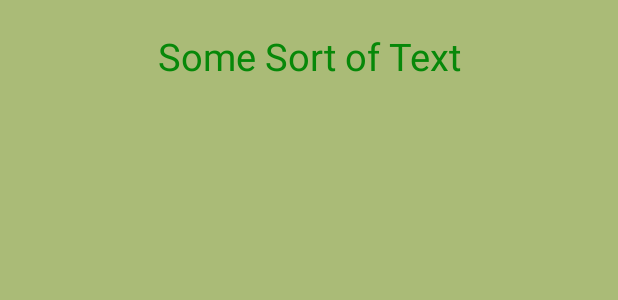
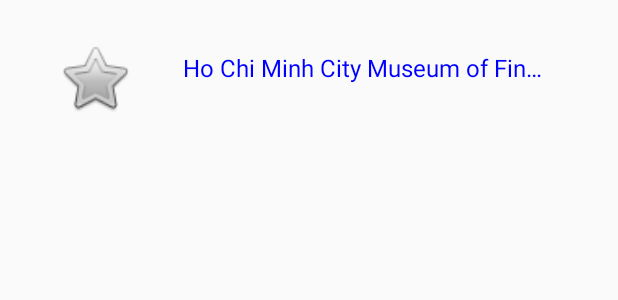
Before and after one commit to KhanhNguyeneiu1996/tourist-app, an Android app: the layout tourist_list_item.xml on its own in the app's theme, with its tools: preview values and no code run, on a phone screen of 412 x 824 dp. Shown: the top 300 px of the screen. Run offline under Robolectric (Android 15) with nearby library versions, the phone set to English and light mode, and no system bars.

Commit message:
Add images to the list and reorganize code

```diff
--- a/app/build.gradle
+++ b/app/build.gradle
@@ -33,5 +33,9 @@ dependencies {
     implementation 'com.squareup.retrofit2:converter-gson:2.4.0'
     implementation 'com.google.code.gson:gson:2.8.4'
 
+    testImplementation 'com.squareup.retrofit2:retrofit-mock:2.4.0'
+    implementation 'com.squareup.okhttp3:logging-interceptor:3.10.0'
+    implementation 'com.github.bumptech.glide:glide:4.7.1'
+    annotationProcessor 'com.github.bumptech.glide:compiler:4.7.1'
 
 }
--- a/app/src/main/res/layout/tourist_list_item.xml
+++ b/app/src/main/res/layout/tourist_list_item.xml
@@ -1,12 +1,57 @@
 <?xml version="1.0" encoding="utf-8"?>
-<TextView xmlns:android="http://schemas.android.com/apk/res/android"
-xmlns:tools="http://schemas.android.com/tools"
-android:layout_width="match_parent"
-android:layout_height="match_parent"
-android:padding="20dp"
-android:textSize="25sp"
-android:textColor="#078809"
-    android:textAlignment="center"
-    android:background="#aabb77"
-tools:text="Some Sort of Text">
-</TextView>
+<android.support.constraint.ConstraintLayout
+    xmlns:android="http://schemas.android.com/apk/res/android"
+    xmlns:app="http://schemas.android.com/apk/res-auto"
+    xmlns:tools="http://schemas.android.com/tools"
+
+    android:clickable="true"
+    android:focusable="true"
+    android:foreground="?android:attr/selectableItemBackground"
+    android:layout_width="match_parent"
+    android:layout_height="wrap_content"
+    android:padding="8dp"
+
+
+
+    tools:text="Some Sort of Text">
+
+    <TextView
+        android:id="@+id/textView"
+        android:textSize="16sp"
+        android:textColor="#0000ff"
+        android:layout_width="247dp"
+        android:layout_height="36dp"
+        android:layout_marginBottom="8dp"
+        android:layout_marginEnd="8dp"
+        android:layout_marginLeft="8dp"
+        android:layout_marginRight="8dp"
+        android:layout_marginStart="8dp"
+        android:layout_marginTop="8dp"
+        android:ellipsize="end"
+        android:maxLines="1"
+        android:text="Ho Chi Minh City Museum of Fine Arts"
+        android:textAlignment="center"
+        app:layout_constraintBottom_toBottomOf="parent"
+        app:layout_constraintEnd_toEndOf="parent"
+        app:layout_constraintHorizontal_bias="0.77"
+        app:layout_constraintStart_toStartOf="parent"
+        app:layout_constraintTop_toTopOf="parent"
+        app:layout_constraintVertical_bias="0.507" />
+
+    <ImageView
+        android:id="@+id/imageView"
+        android:layout_width="52dp"
+        android:layout_height="56dp"
+        android:layout_marginBottom="16dp"
+        android:layout_marginEnd="16dp"
+        android:layout_marginLeft="16dp"
+        android:layout_marginRight="16dp"
+        android:layout_marginStart="16dp"
+        android:layout_marginTop="16dp"
+        app:layout_constraintBottom_toBottomOf="parent"
+        app:layout_constraintEnd_toStartOf="@+id/textView"
+        app:layout_constraintStart_toStartOf="parent"
+        app:layout_constraintTop_toTopOf="parent"
+        app:layout_constraintVertical_bias="0.0"
+        app:srcCompat="@android:drawable/btn_star" />
+</android.support.constraint.ConstraintLayout>
```
Also changed, not shown: app/src/main/java/com/example/nguyen/tourist_app/MainActivity.java (+20 -0 lines), app/src/main/java/com/example/nguyen/tourist_app/PlacesRepository.java (+107 -61 lines), app/src/main/java/com/example/nguyen/tourist_app/PlacesViewModel.java (+18 -2 lines), app/src/main/java/com/example/nguyen/tourist_app/TouristRecyclerAdapter.java (+30 -5 lines), app/src/main/java/com/example/nguyen/tourist_app/WikipediaService.java (added, +11 -0 lines), 2 other files.
